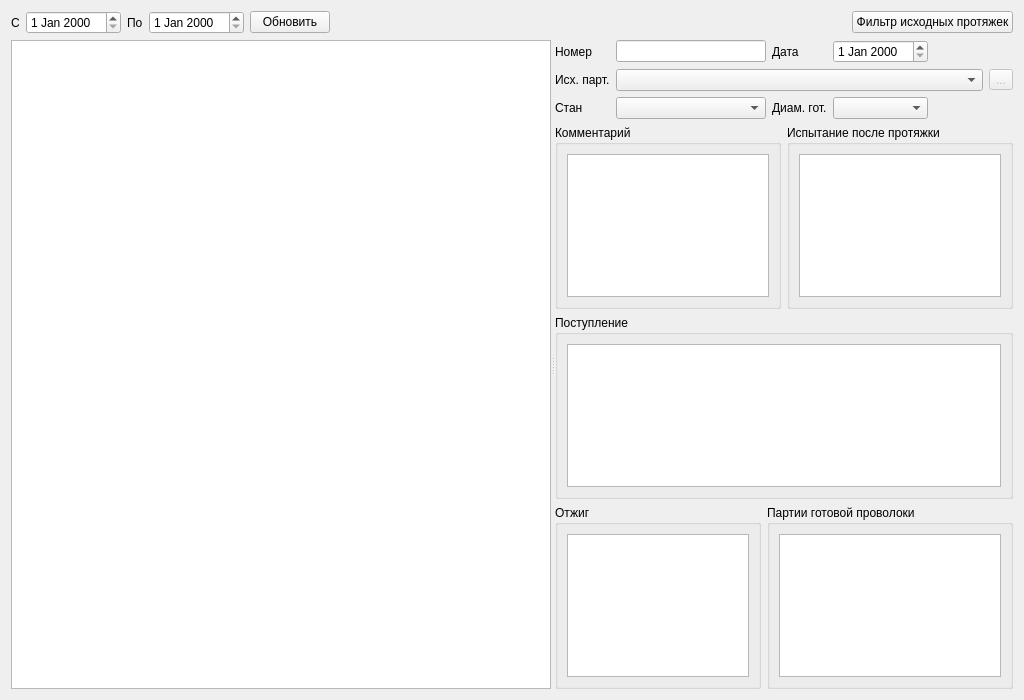
Old version of the form formpodt.ui in the repository Sergeyego/wire_pr.
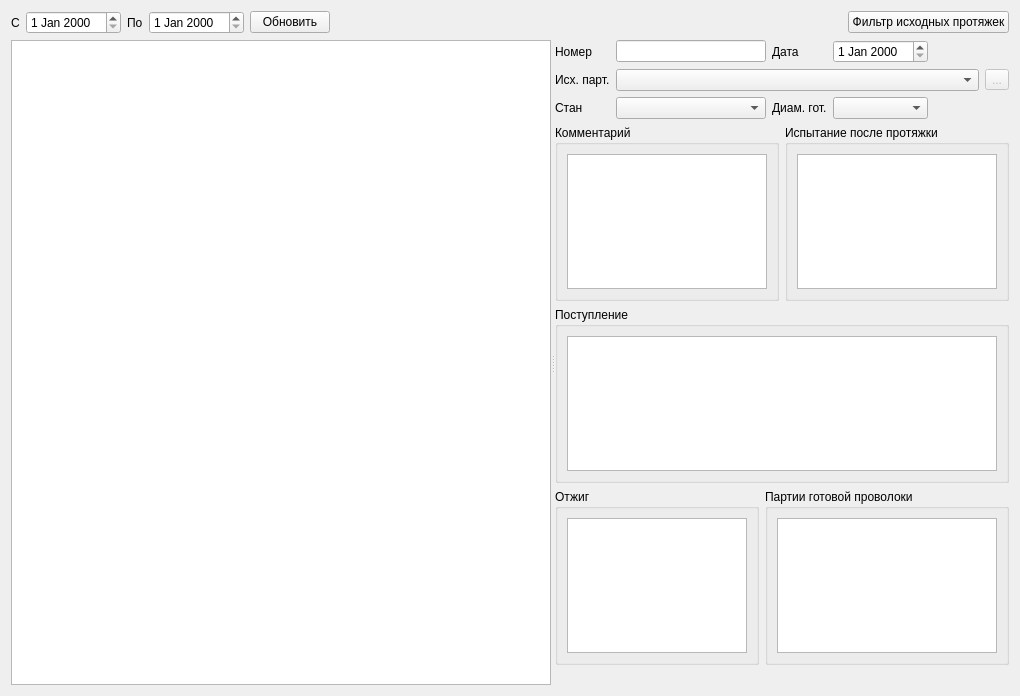
New version of the form. Icons and pictures are not drawn. Custom widgets are drawn as their Qt base class.

Patch:
```diff
--- a/formpodt.ui
+++ b/formpodt.ui
@@ -6,8 +6,8 @@
    <rect>
     <x>0</x>
     <y>0</y>
-    <width>1024</width>
-    <height>700</height>
+    <width>1020</width>
+    <height>696</height>
    </rect>
   </property>
   <property name="windowTitle">
@@ -97,7 +97,7 @@
        <enum>QAbstractItemView::SelectRows</enum>
       </property>
      </widget>
-     <widget class="QWidget" name="">
+     <widget class="QWidget" name="layoutWidget">
       <layout class="QVBoxLayout" name="verticalLayout_5">
        <item>
         <layout class="QGridLayout" name="gridLayout">
@@ -251,7 +251,7 @@
            </property>
            <layout class="QVBoxLayout" name="verticalLayout_2">
             <item>
-             <widget class="Viewer" name="tableViewMech"/>
+             <widget class="DbViewer" name="tableViewMech"/>
             </item>
            </layout>
           </widget>
@@ -265,7 +265,7 @@
          </property>
          <layout class="QVBoxLayout" name="verticalLayout">
           <item>
-           <widget class="Viewer" name="tableViewCont"/>
+           <widget class="DbViewer" name="tableViewCont"/>
           </item>
          </layout>
         </widget>
@@ -312,6 +312,23 @@
          </item>
         </layout>
        </item>
+       <item>
+        <layout class="QHBoxLayout" name="horizontalLayoutBtn">
+         <item>
+          <spacer name="horizontalSpacer_4">
+           <property name="orientation">
+            <enum>Qt::Horizontal</enum>
+           </property>
+           <property name="sizeHint" stdset="0">
+            <size>
+             <width>40</width>
+             <height>20</height>
+            </size>
+           </property>
+          </spacer>
+         </item>
+        </layout>
+       </item>
       </layout>
      </widget>
     </widget>
@@ -319,15 +336,15 @@
   </layout>
  </widget>
  <customwidgets>
-  <customwidget>
-   <class>Viewer</class>
-   <extends>QTableView</extends>
-   <header>viewer.h</header>
-  </customwidget>
   <customwidget>
    <class>DateEdit</class>
    <extends>QDateEdit</extends>
-   <header>viewer.h</header>
+   <header>db/dbviewer.h</header>
+  </customwidget>
+  <customwidget>
+   <class>DbViewer</class>
+   <extends>QTableView</extends>
+   <header>db/dbviewer.h</header>
   </customwidget>
   <customwidget>
    <class>TableView</class>
```
Left out of the diff: 2 changed lines with no effect on the pictures.
